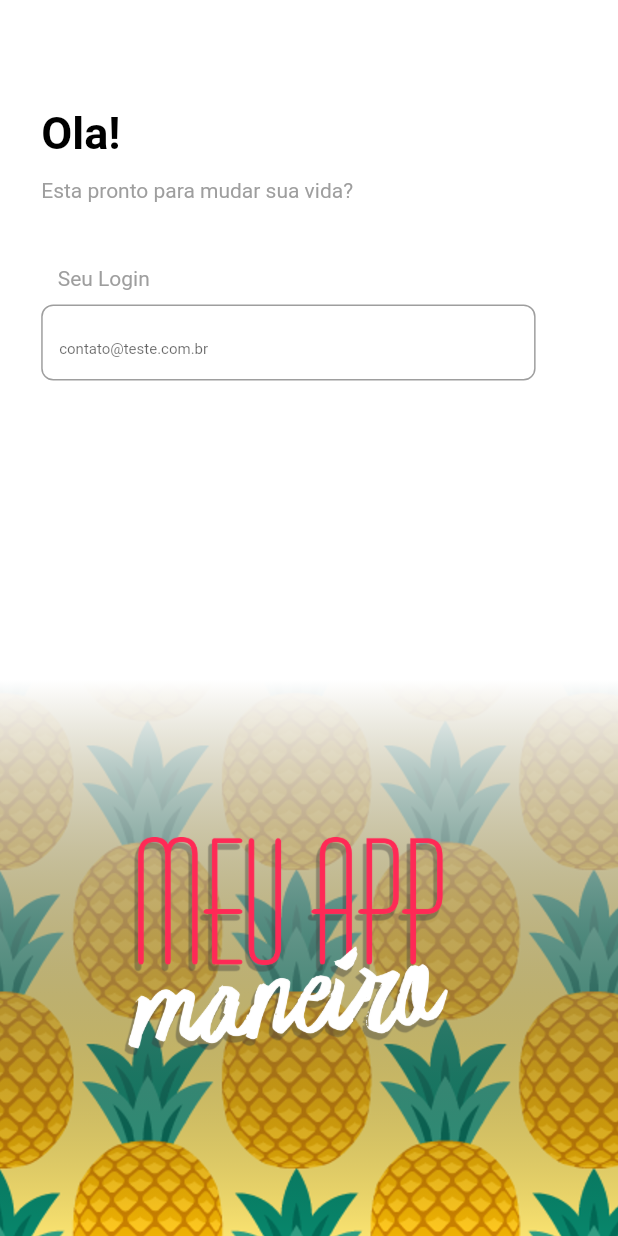
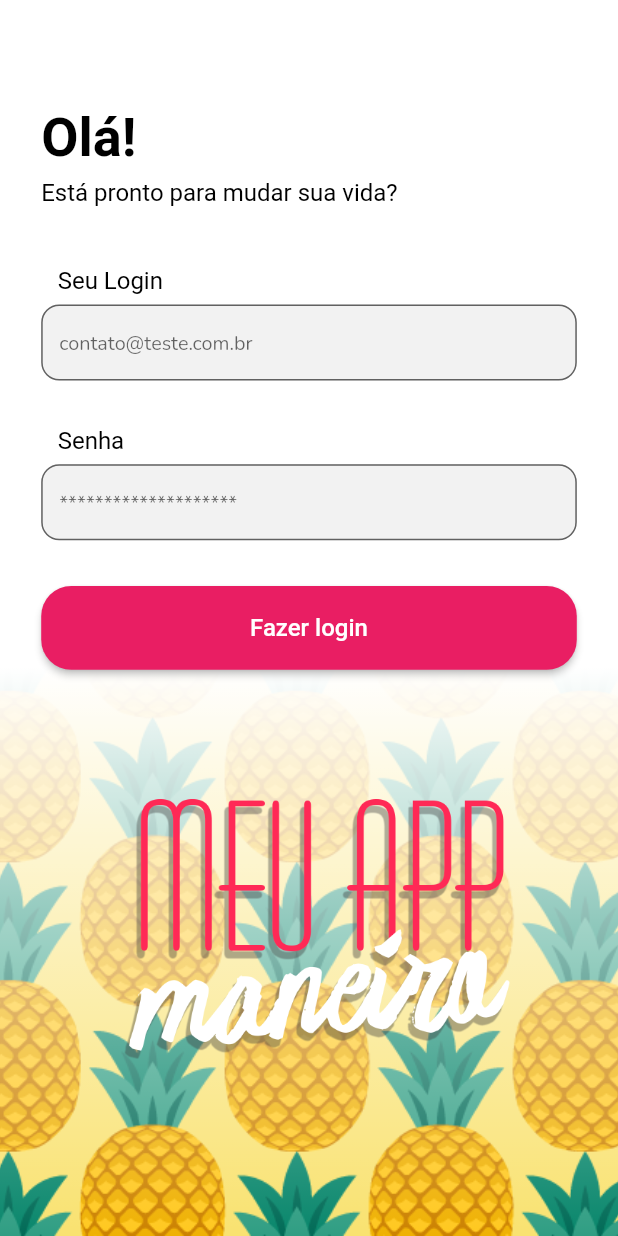
Before and after one commit to pedrocganem/iziApp_test, a Flutter app: the screen it shows after launch, on a phone screen of 412 x 824 dp. Run offline on Flutter 3.47's test engine with Material 2 defaults, Android fonts, the phone set to English and light mode, and no system bars; our stand-ins replace google_fonts.

Commit message:
finished home_screen_view layout

```diff
--- a/iziapp_test/lib/contants.dart
+++ b/iziapp_test/lib/contants.dart
@@ -5,8 +5,9 @@ const kPrimaryColor = Colors.white;
 const kTextPrimaryColor = Colors.black;
 const kTextSecondaryColor = Colors.grey;
 const kSecondaryColor = Colors.pink;
+const kThirdColor = Color(0xFFF2F2F2);
 
 //Icon Colors
 // const kIconPrimaryColor = Color(0xFFFF2956);
 const kIconPrimaryColor = Colors.pink;
-const kIconSecondaryColor = Colors.grey;
+const kIconSecondaryColor = Color(0xFFF2F2F2);
--- a/iziapp_test/lib/theme.dart
+++ b/iziapp_test/lib/theme.dart
@@ -12,14 +12,19 @@ ThemeData lightThemeData(BuildContext context) {
       iconTheme: IconThemeData(color: constants.kIconPrimaryColor),
       primaryIconTheme: IconThemeData(color: constants.kIconPrimaryColor),
       accentIconTheme: IconThemeData(color: constants.kIconSecondaryColor),
-    textTheme: GoogleFonts.robotoTextTheme().copyWith(
-      button: TextStyle(color: constants.kPrimaryColor),
-      headline6: TextStyle(color: constants.kTextPrimaryColor, fontSize: 30, fontWeight: FontWeight.bold),
-      bodyText1: TextStyle(color: constants.kTextPrimaryColor),
-      bodyText2: TextStyle(color: constants.kTextSecondaryColor)
-    )
-
-  );
+      textTheme: GoogleFonts.nunitoTextTheme().copyWith(
+          button: TextStyle(color: constants.kPrimaryColor, fontSize: 16),
+          headline6: TextStyle(
+              color: constants.kTextPrimaryColor,
+              fontSize: 36,
+              fontWeight: FontWeight.bold),
+          bodyText1: TextStyle(color: constants.kTextPrimaryColor, fontSize: 16, fontWeight: FontWeight.normal,),
+          bodyText2: TextStyle(color: constants.kTextSecondaryColor),
+          // TextFormField style:
+          headline1: TextStyle(
+              color: constants.kThirdColor,
+              fontSize: 14,
+              backgroundColor: Colors.grey)));
 }
 
 AppBarTheme appBarTheme = AppBarTheme(color: constants.kPrimaryColor);
--- a/iziapp_test/lib/views/home_screen_view.dart
+++ b/iziapp_test/lib/views/home_screen_view.dart
@@ -15,38 +15,37 @@ class _HomeScreenState extends State<HomeScreen> {
       resizeToAvoidBottomPadding: false,
       backgroundColor: Theme.of(context).scaffoldBackgroundColor,
       body: Stack(children: [
-        Image.asset('assets/background.png',
-            filterQuality: FilterQuality.high,
-            colorBlendMode: BlendMode.saturation,
-            height: double.infinity,
-            width: double.infinity,
-            fit: BoxFit.none
-            // fit: BoxFit.cover,
-            ),
         Container(
           height: double.infinity,
           width: double.infinity,
           decoration: BoxDecoration(
-              gradient: LinearGradient(
-            colors: [Colors.white, Colors.transparent],
-            begin: Alignment.center,
-            end: Alignment.bottomCenter,
-            stops: [0.1, 1.0],
-          )),
+            image: DecorationImage(
+                image: AssetImage('assets/background.png'), fit: BoxFit.cover),
+          ),
+        ),
+        Container(
+          decoration: BoxDecoration(
+            gradient: LinearGradient(
+              colors: [Colors.white, Colors.white.withOpacity(0.0)],
+              begin: FractionalOffset.topCenter,
+              end: FractionalOffset.bottomCenter,
+              stops: [0.54, 1.0],
+            ),
+          ),
         ),
         Positioned(
-          top: pHeight(550),
+          top: pHeight(525),
           left: pWidth(75),
           child: Image.asset(
             'assets/logo.png',
-            scale: 2.5,
+            scale: 2.1,
           ),
         ),
         Positioned(
           top: pHeight(70),
           left: pWidth(25),
           child: Text(
-            'Ola!',
+            'Olá!',
             textAlign: TextAlign.start,
             style: Theme.of(context).textTheme.headline6,
           ),
@@ -55,31 +54,78 @@ class _HomeScreenState extends State<HomeScreen> {
           left: pWidth(25),
           top: pHeight(117),
           child: Text(
-            'Esta pronto para mudar sua vida?',
+            'Está pronto para mudar sua vida?',
             textAlign: TextAlign.start,
+            style: Theme.of(context).textTheme.bodyText1,
           ),
         ),
         Positioned(
           left: pWidth(35),
           top: pHeight(175),
-          child: Text('Seu Login'),
+          child: Text(
+            'Seu Login',
+            style: Theme.of(context).textTheme.bodyText1,
+          ),
         ),
-
         Positioned(
-          width: pWidth(300),
+          width: pWidth(325),
           height: pHeight(50),
           left: pWidth(25),
           top: pHeight(200),
           child: TextFormField(
-          decoration: InputDecoration(
-            hintText: 'contato@teste.com.br',
-            hintStyle: TextStyle(fontSize: 10),
-            fillColor: Colors.grey,
+            autofocus: false,
+            autocorrect: false,
+            decoration: InputDecoration(
+              enabled: true,
+              focusColor: Colors.white,
+              hoverColor: Colors.white,
+                hintText: 'contato@teste.com.br',
+                hintStyle: TextStyle(fontSize: pHeight(13)),
+                fillColor: Color(0xFFF2F2F2),
+                filled: true,
+                border: OutlineInputBorder(borderRadius: BorderRadius.circular(12))
+                 ),
+          ),
+        ),
+        Positioned(
+          left: pWidth(35),
+          top: pHeight(280),
+          child: Text(
+            'Senha',
+            style: Theme.of(context).textTheme.bodyText1,
+          ),
+        ),
+        Positioned(
+            left: pWidth(25),
+            top: pHeight(305),
+            height: pHeight(50),
+            width: pWidth(325),
+            child: TextFormField(
+            autofocus: false,
+            autocorrect: false,
+            decoration: InputDecoration(
+              enabled: true,
+                hintText: '********************',
+                hintStyle: TextStyle(fontSize: pHeight(13)),
+                fillColor: Color(0xFFF2F2F2),
+                filled: true,
+                border: OutlineInputBorder(borderRadius: BorderRadius.circular(12))
 
-            border: OutlineInputBorder(borderRadius: BorderRadius.circular(8), )
-
-          ),
-        ),)
+                 ),
+          ),),
+        Positioned(
+            left: pWidth(25),
+            top: pHeight(385),
+            height: pHeight(55),
+            width: pWidth(325),
+            child: RaisedButton(
+              color: Colors.pink,
+              shape: RoundedRectangleBorder(
+                  borderRadius: BorderRadius.circular(20)),
+              onPressed: () {},
+              child: Text('Fazer login',
+                  style: Theme.of(context).textTheme.button),
+            ))
       ]),
     );
   }
```
Also changed, not shown: 6 other files. Lines whose indentation alone changed are shown as unchanged.
